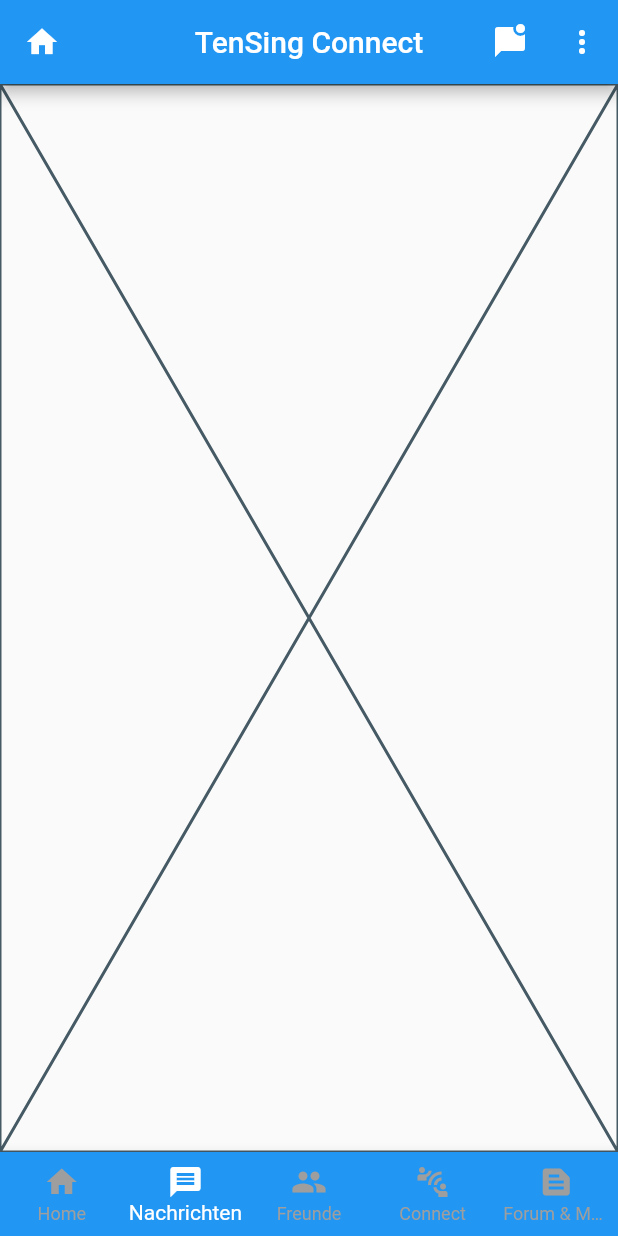
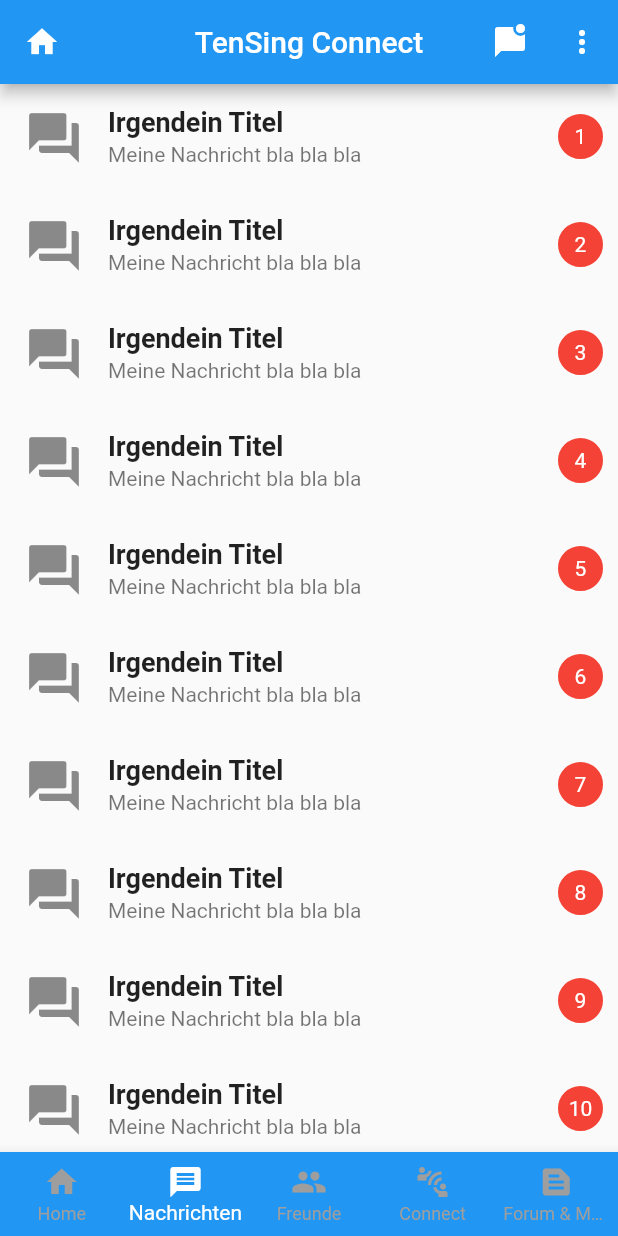
Before and after one commit to JuKu/ts-connect-app, a Flutter app: the RootWidget screen opened by its route, item 2 of the bottom bar chosen, on a phone screen of 412 x 824 dp. Run offline on Flutter 3.47's test engine with Material 2 defaults, Android fonts, the phone set to English and light mode, and no system bars; our stand-ins replace flutter_settings_screens, webview_flutter.

Commit message:
Change MessagesWidget, add message list

```diff
--- a/lib/presentation/pages/messages/messages.dart
+++ b/lib/presentation/pages/messages/messages.dart
@@ -1,4 +1,60 @@
 import 'package:flutter/material.dart';
+
+abstract class MessageListItem {
+  //build the row
+  Widget buildRow(BuildContext context);
+}
+
+class MessageChannelListItem extends MessageListItem {
+  late int messageCount;
+
+  MessageChannelListItem({required this.messageCount});
+
+  @override
+  Widget buildRow(BuildContext context) {
+    return Stack(
+      children: [
+        ListTile(
+          leading: const Icon(Icons.forum, size: 40),
+          title: const Text("Irgendein Titel",
+              style: TextStyle(fontWeight: FontWeight.bold, fontSize: 18)),
+          subtitle: const Text("Meine Nachricht bla bla bla"),
+          onTap: () {
+            const snackBar = SnackBar(content: Text('Tap'));
+
+            ScaffoldMessenger.of(context).showSnackBar(snackBar);
+          },
+        ),
+        Positioned(
+          top: 20,
+          right: 10,
+          //see also: https://stackoverflow.com/questions/59170037/multiple-buttons-texts-in-a-circle-in-flutter
+          child: Container(
+            width: 30,
+            height: 30,
+            decoration: BoxDecoration(
+              border: Border.all(width: 2, color: Colors.red),
+              shape: BoxShape.circle,
+              // You can use like this way or like the below line
+              //borderRadius: new BorderRadius.circular(30.0),
+              color: Colors.red,
+            ),
+            child: Column(
+              crossAxisAlignment: CrossAxisAlignment.center,
+              mainAxisAlignment: MainAxisAlignment.center,
+              children: <Widget>[
+                Text(
+                  '$messageCount',
+                  style: const TextStyle(color: Colors.white),
+                ),
+              ],
+            ),
+          ),
+        )
+      ],
+    );
+  }
+}
 
 class MessagesWidget extends StatefulWidget {
   const MessagesWidget({Key? key}) : super(key: key);
@@ -8,8 +64,26 @@
 }
 
 class _MessagesWidgetState extends State<MessagesWidget> {
+  late List<MessageListItem> items;
+
+  _MessagesWidgetState() {
+    int counter = 1;
+    items = List<MessageListItem>.generate(
+        1000, (i) => MessageChannelListItem(messageCount: counter++));
+  }
+
   @override
   Widget build(BuildContext context) {
-    return const Placeholder();
+    return ListView.builder(
+      // Let the ListView know how many items it needs to build.
+      itemCount: items.length,
+      // Provide a builder function. This is where the magic happens.
+      // Convert each item into a widget based on the type of item it is.
+      itemBuilder: (context, index) {
+        final item = items[index];
+
+        return item.buildRow(context);
+      },
+    );
   }
 }
--- a/pubspec.yaml
+++ b/pubspec.yaml
@@ -17,7 +17,7 @@
 # In iOS, build-name is used as CFBundleShortVersionString while build-number used as CFBundleVersion.
 # Read more about iOS versioning at
 # https://developer.apple.com/library/archive/documentation/General/Reference/InfoPlistKeyReference/Articles/CoreFoundationKeys.html
-version: 1.0.4+5
+version: 1.0.5+6
 
 environment:
   sdk: ">=2.15.1 <3.0.0"
```
